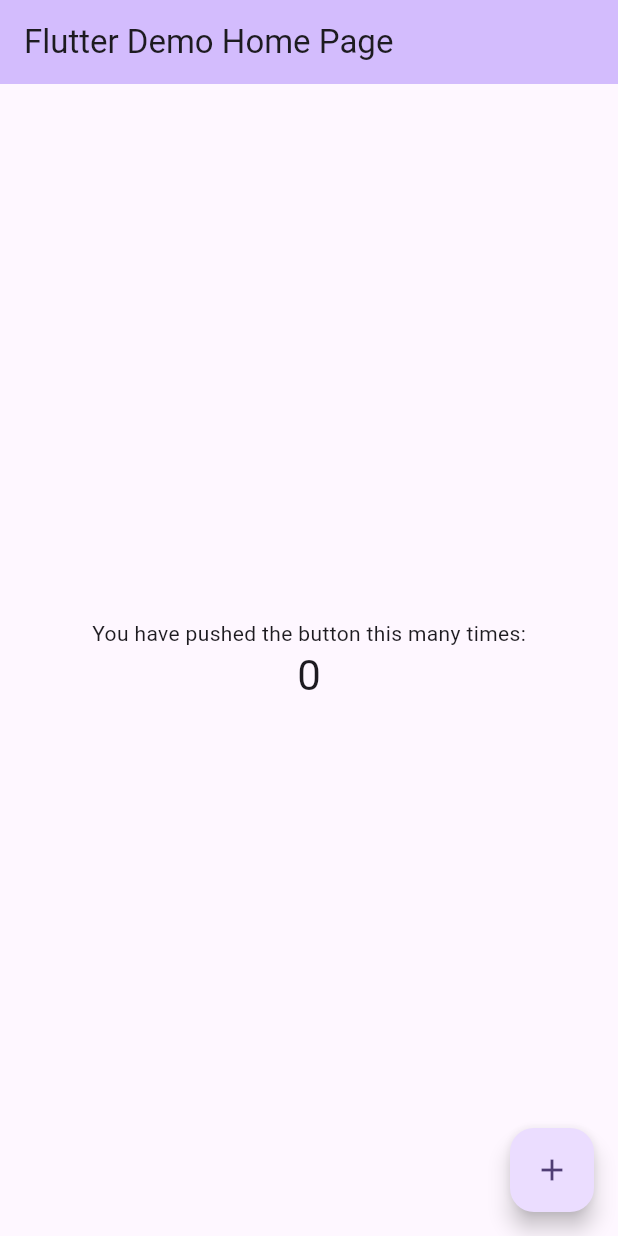
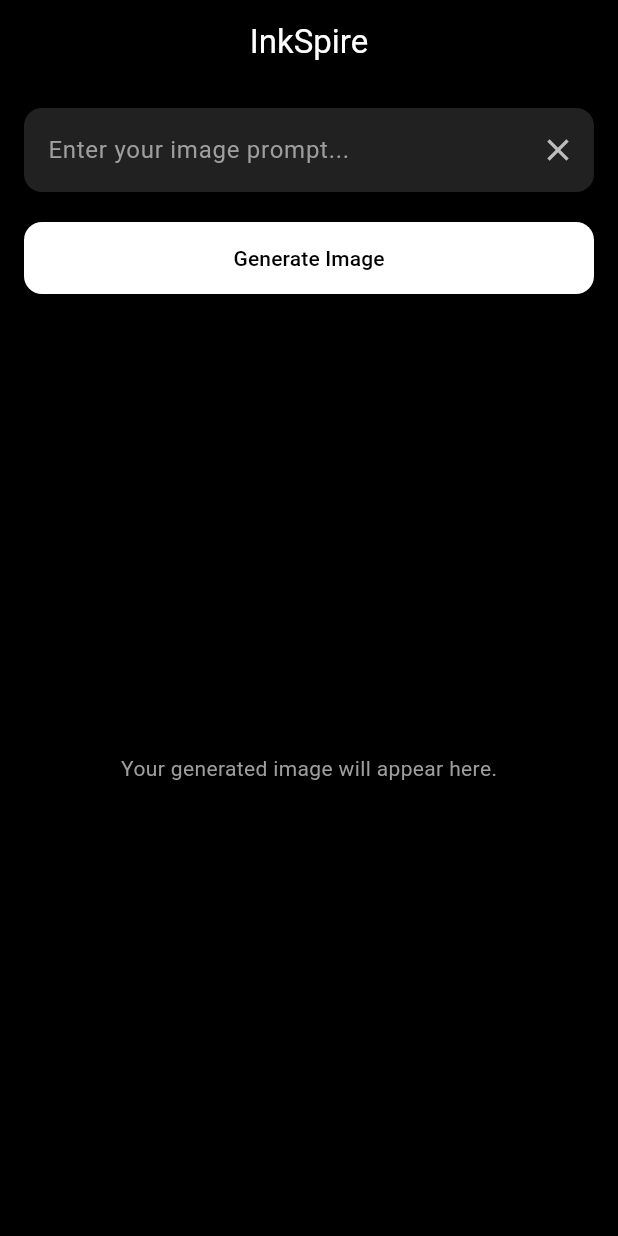
Before and after one commit to emnggprw/inkspire, a Flutter app: the screen it shows after launch, on a phone screen of 412 x 824 dp. Run offline on Flutter 3.47's test engine with Material 3 defaults, Android fonts, the phone set to English and light mode, and no system bars.

Commit message:
Add initial UI structure drafts

```diff
--- a/lib/main.dart
+++ b/lib/main.dart
@@ -1,125 +1,131 @@
 import 'package:flutter/material.dart';
 
 void main() {
-  runApp(const MyApp());
+  runApp(const InkSpireApp());
 }
 
-class MyApp extends StatelessWidget {
-  const MyApp({super.key});
+class InkSpireApp extends StatelessWidget {
+  const InkSpireApp({super.key});
 
-  // This widget is the root of your application.
   @override
   Widget build(BuildContext context) {
     return MaterialApp(
-      title: 'Flutter Demo',
+      title: 'InkSpire',
       theme: ThemeData(
-        // This is the theme of your application.
-        //
-        // TRY THIS: Try running your application with "flutter run". You'll see
-        // the application has a purple toolbar. Then, without quitting the app,
-        // try changing the seedColor in the colorScheme below to Colors.green
-        // and then invoke "hot reload" (save your changes or press the "hot
-        // reload" button in a Flutter-supported IDE, or press "r" if you used
-        // the command line to start the app).
-        //
-        // Notice that the counter didn't reset back to zero; the application
-        // state is not lost during the reload. To reset the state, use hot
-        // restart instead.
-        //
-        // This works for code too, not just values: Most code changes can be
-        // tested with just a hot reload.
-        colorScheme: ColorScheme.fromSeed(seedColor: Colors.deepPurple),
+        colorScheme: ColorScheme.dark(
+          background: Colors.black,
+          primary: Colors.white,
+          secondary: Colors.grey.shade800,
+        ),
+        textTheme: const TextTheme(
+          bodyMedium: TextStyle(color: Colors.white),
+        ),
         useMaterial3: true,
       ),
-      home: const MyHomePage(title: 'Flutter Demo Home Page'),
+      home: const InkSpireHomePage(),
     );
   }
 }
 
-class MyHomePage extends StatefulWidget {
-  const MyHomePage({super.key, required this.title});
-
-  // This widget is the home page of your application. It is stateful, meaning
-  // that it has a State object (defined below) that contains fields that affect
-  // how it looks.
-
-  // This class is the configuration for the state. It holds the values (in this
-  // case the title) provided by the parent (in this case the App widget) and
-  // used by the build method of the State. Fields in a Widget subclass are
-  // always marked "final".
-
-  final String title;
+class InkSpireHomePage extends StatefulWidget {
+  const InkSpireHomePage({super.key});
 
   @override
-  State<MyHomePage> createState() => _MyHomePageState();
+  State<InkSpireHomePage> createState() => _InkSpireHomePageState();
 }
 
-class _MyHomePageState extends State<MyHomePage> {
-  int _counter = 0;
+class _InkSpireHomePageState extends State<InkSpireHomePage> {
+  final TextEditingController _promptController = TextEditingController();
+  bool _isLoading = false;
+  String? _generatedImage;
 
-  void _incrementCounter() {
+  void _generateImage() {
     setState(() {
-      // This call to setState tells the Flutter framework that something has
-      // changed in this State, which causes it to rerun the build method below
-      // so that the display can reflect the updated values. If we changed
-      // _counter without calling setState(), then the build method would not be
-      // called again, and so nothing would appear to happen.
-      _counter++;
+      _isLoading = true;
+    });
+
+    // Simulate image generation delay
+    Future.delayed(const Duration(seconds: 3), () {
+      setState(() {
+        _isLoading = false;
+        _generatedImage = 'https://via.placeholder.com/400'; // Placeholder for generated image
+      });
     });
   }
 
   @override
   Widget build(BuildContext context) {
-    // This method is rerun every time setState is called, for instance as done
-    // by the _incrementCounter method above.
-    //
-    // The Flutter framework has been optimized to make rerunning build methods
-    // fast, so that you can just rebuild anything that needs updating rather
-    // than having to individually change instances of widgets.
     return Scaffold(
+      backgroundColor: Colors.black,
       appBar: AppBar(
-        // TRY THIS: Try changing the color here to a specific color (to
-        // Colors.amber, perhaps?) and trigger a hot reload to see the AppBar
-        // change color while the other colors stay the same.
-        backgroundColor: Theme.of(context).colorScheme.inversePrimary,
-        // Here we take the value from the MyHomePage object that was created by
-        // the App.build method, and use it to set our appbar title.
-        title: Text(widget.title),
+        title: const Text('InkSpire', style: TextStyle(color: Colors.white)),
+        backgroundColor: Colors.transparent,
+        elevation: 0,
+        centerTitle: true,
       ),
-      body: Center(
-        // Center is a layout widget. It takes a single child and positions it
-        // in the middle of the parent.
+      body: Padding(
+        padding: const EdgeInsets.all(16.0),
         child: Column(
-          // Column is also a layout widget. It takes a list of children and
-          // arranges them vertically. By default, it sizes itself to fit its
-          // children horizontally, and tries to be as tall as its parent.
-          //
-          // Column has various properties to control how it sizes itself and
-          // how it positions its children. Here we use mainAxisAlignment to
-          // center the children vertically; the main axis here is the vertical
-          // axis because Columns are vertical (the cross axis would be
-          // horizontal).
-          //
-          // TRY THIS: Invoke "debug painting" (choose the "Toggle Debug Paint"
-          // action in the IDE, or press "p" in the console), to see the
-          // wireframe for each widget.
-          mainAxisAlignment: MainAxisAlignment.center,
-          children: <Widget>[
-            const Text(
-              'You have pushed the button this many times:',
+          crossAxisAlignment: CrossAxisAlignment.center,
+          children: [
+            // Prompt Input Field
+            TextField(
+              controller: _promptController,
+              style: const TextStyle(color: Colors.white),
+              decoration: InputDecoration(
+                hintText: 'Enter your image prompt...',
+                hintStyle: TextStyle(color: Colors.grey.shade500),
+                filled: true,
+                fillColor: Colors.grey.shade900,
+                border: OutlineInputBorder(
+                  borderRadius: BorderRadius.circular(12.0),
+                  borderSide: BorderSide.none,
+                ),
+                suffixIcon: IconButton(
+                  icon: const Icon(Icons.clear, color: Colors.white70),
+                  onPressed: _promptController.clear,
+                ),
+              ),
             ),
-            Text(
-              '$_counter',
-              style: Theme.of(context).textTheme.headlineMedium,
+            const SizedBox(height: 20),
+
+            // Generate Button
+            SizedBox(
+              width: double.infinity,
+              child: ElevatedButton(
+                onPressed: _isLoading ? null : _generateImage,
+                style: ElevatedButton.styleFrom(
+                  backgroundColor: Colors.white,
+                  foregroundColor: Colors.black,
+                  padding: const EdgeInsets.symmetric(vertical: 14.0),
+                  shape: RoundedRectangleBorder(
+                    borderRadius: BorderRadius.circular(12.0),
+                  ),
+                ),
+                child: _isLoading
+                    ? const CircularProgressIndicator(color: Colors.black)
+                    : const Text('Generate Image'),
+              ),
+            ),
+            const SizedBox(height: 20),
+
+            // Image Display
+            Expanded(
+              child: _isLoading
+                  ? const Center(child: CircularProgressIndicator(color: Colors.white))
+                  : _generatedImage != null
+                  ? ClipRRect(
+                borderRadius: BorderRadius.circular(12.0),
+                child: Image.network(_generatedImage!, fit: BoxFit.cover),
+              )
+                  : const Center(
+                child: Text('Your generated image will appear here.',
+                    style: TextStyle(color: Colors.grey)),
+              ),
             ),
           ],
         ),
       ),
-      floatingActionButton: FloatingActionButton(
-        onPressed: _incrementCounter,
-        tooltip: 'Increment',
-        child: const Icon(Icons.add),
-      ), // This trailing comma makes auto-formatting nicer for build methods.
     );
   }
 }
--- a/pubspec.yaml
+++ b/pubspec.yaml
@@ -61,6 +61,8 @@ flutter:
   # assets:
   #   - images/a_dot_burr.jpeg
   #   - images/a_dot_ham.jpeg
+  assets:
+    - assets/images/
 
   # An image asset can refer to one or more resolution-specific "variants", see
   # https://flutter.dev/to/resolution-aware-images
```
Also changed, not shown: 1 other file.
